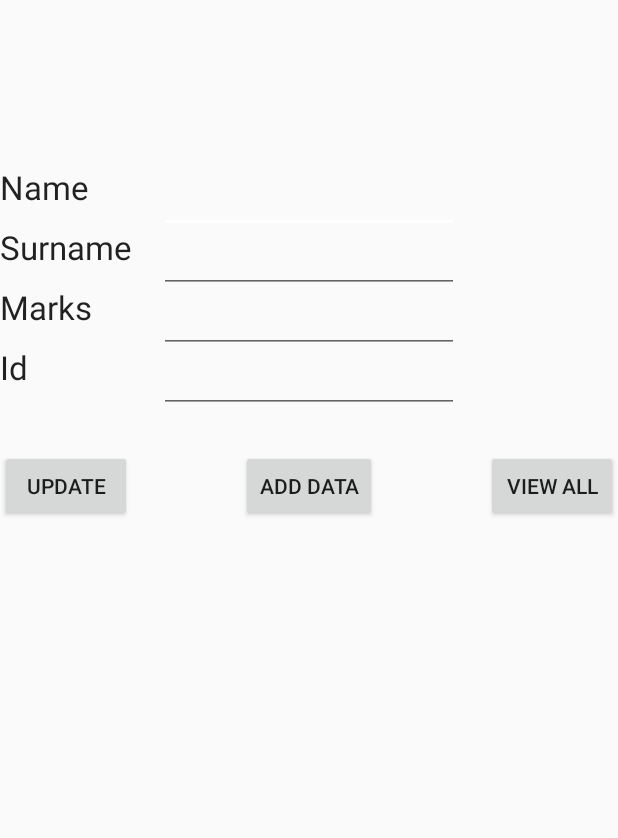
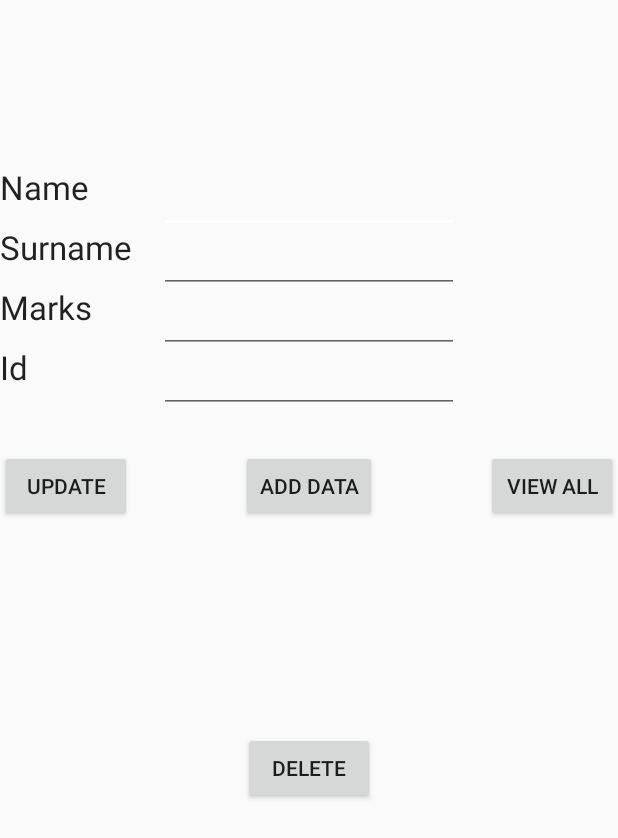
Before and after one commit to CamilleCastillo15/Android-project, an Android app: the fragment SQLiteFragment shown on its own in the app's theme, on a phone screen of 412 x 824 dp. Shown: the top 838 px of the screen. Run offline under Robolectric (Android 15) with nearby library versions, the phone set to English and light mode, and no system bars.

Commit message:
delete button + delete data fonctionnent

```diff
--- a/src/main/java/com/camille/camille_castillo_projet_android_final/DatabaseHelper.java
+++ b/src/main/java/com/camille/camille_castillo_projet_android_final/DatabaseHelper.java
@@ -87,4 +87,14 @@ public class DatabaseHelper extends SQLiteOpenHelper {
 
     }
 
+    public Integer deleteData(String id){
+
+        SQLiteDatabase db = this.getWritableDatabase();
+
+        //La fonction delete prend 3 arguments
+        //Le nom de la table, le nom du début des colonnes à supprimer (ici depuis l'id)
+        return db.delete(TABLE_NAME, "ID == ?", new String[] {id});
+
+    }
+
 }
--- a/src/main/java/com/camille/camille_castillo_projet_android_final/SQLiteFragment.java
+++ b/src/main/java/com/camille/camille_castillo_projet_android_final/SQLiteFragment.java
@@ -22,6 +22,7 @@ public class SQLiteFragment extends Fragment {
     Button btnAddData;
     Button btnviewAll;
     Button btnUpdate;
+    Button btnDelete;
 
     public SQLiteFragment() {
         // Required empty public constructor
@@ -47,12 +48,34 @@ public class SQLiteFragment extends Fragment {
         btnAddData = (Button)_vue.findViewById(R.id.button_add);
         btnviewAll = (Button)_vue.findViewById(R.id.button_viewall);
         btnUpdate = (Button)_vue.findViewById(R.id.button_update);
+        btnDelete = (Button)_vue.findViewById(R.id.button_delete);
 
         AddData();
         viewAll();
         UpdateData();
+        DeleteData();
 
         return _vue;
+    }
+
+    public void DeleteData(){
+
+        btnDelete.setOnClickListener(
+
+                new View.OnClickListener() {
+                    @Override
+                    public void onClick(View v) {
+
+                        Integer deletedRows = myDb.deleteData(editTextId.getText().toString());
+
+                        if(deletedRows > 0) Toast.makeText(getActivity(), "Les données ont été supprimées", Toast.LENGTH_LONG).show();
+                        else Toast.makeText(getActivity(), "Les données n'ont pas été supprimées", Toast.LENGTH_LONG).show();
+
+                    }
+                }
+
+        );
+
     }
 
     public void UpdateData(){
--- a/src/main/res/layout/fragment_sqlite.xml
+++ b/src/main/res/layout/fragment_sqlite.xml
@@ -92,4 +92,12 @@
         android:layout_marginTop="230dp"
         android:layout_gravity="center_horizontal|top" />
 
+    <Button
+        android:layout_width="wrap_content"
+        android:layout_height="wrap_content"
+        android:text="Delete"
+        android:id="@+id/button_delete"
+        android:layout_marginTop="100dp"
+        android:layout_gravity="center" />
+
 </FrameLayout>
```
